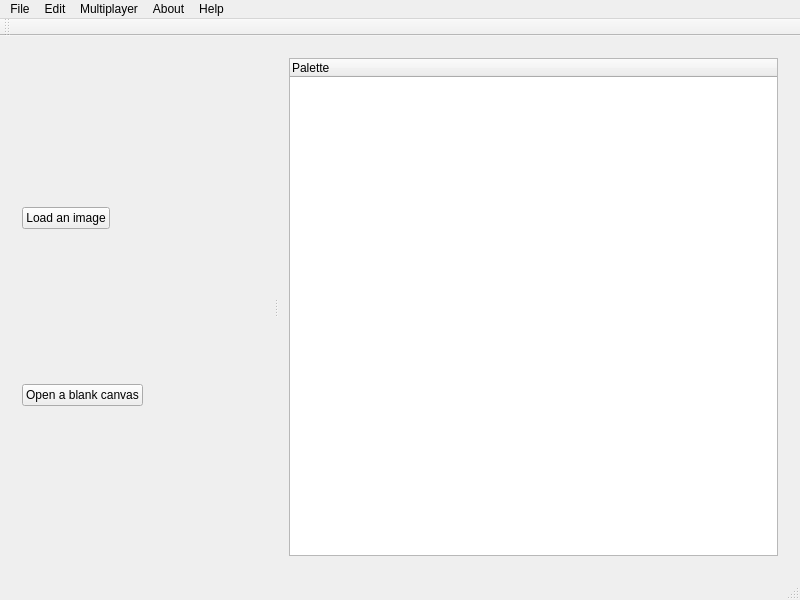
This is MainWindow.ui in JosefNatanael/ThePhotoEditor as Qt 5 draws it before an edit. The edited form follows.
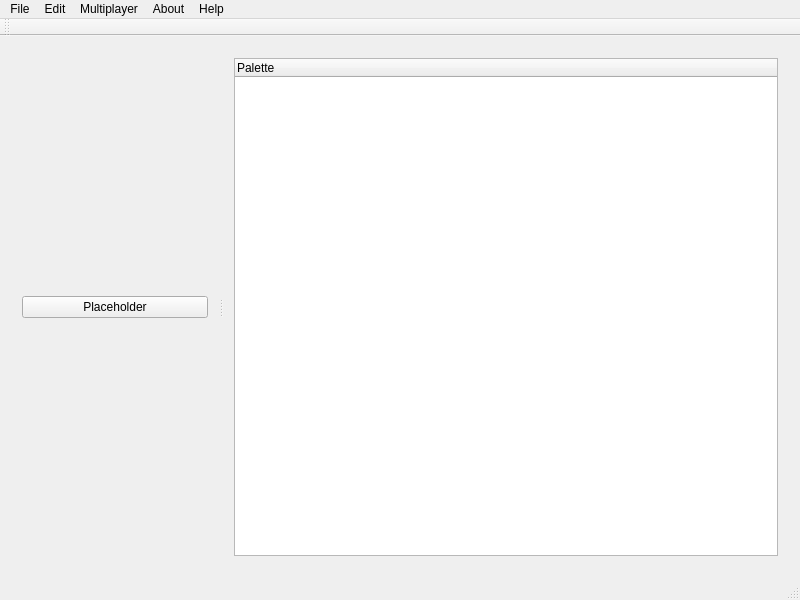
This is the edited form. Icons and pictures are not drawn.

```diff
--- a/MainWindow.ui
+++ b/MainWindow.ui
@@ -27,30 +27,11 @@
        <enum>Qt::Horizontal</enum>
       </property>
       <widget class="QWidget" name="horizontalLayoutWidget">
-       <layout class="QVBoxLayout" name="workspaceView" stretch="0,0">
+       <layout class="QVBoxLayout" name="workspaceView" stretch="0">
         <item>
-         <widget class="QPushButton" name="workspaceLoad">
-          <property name="sizePolicy">
-           <sizepolicy hsizetype="Fixed" vsizetype="Fixed">
-            <horstretch>0</horstretch>
-            <verstretch>0</verstretch>
-           </sizepolicy>
-          </property>
+         <widget class="QPushButton" name="placeHolderButton">
           <property name="text">
-           <string>Load an image</string>
-          </property>
-         </widget>
-        </item>
-        <item>
-         <widget class="QPushButton" name="workspaceOpen">
-          <property name="sizePolicy">
-           <sizepolicy hsizetype="Fixed" vsizetype="Fixed">
-            <horstretch>0</horstretch>
-            <verstretch>0</verstretch>
-           </sizepolicy>
-          </property>
-          <property name="text">
-           <string>Open a blank canvas</string>
+           <string>Placeholder</string>
           </property>
          </widget>
         </item>
```
Left out of the diff: 26 changed lines with no effect on the pictures.
